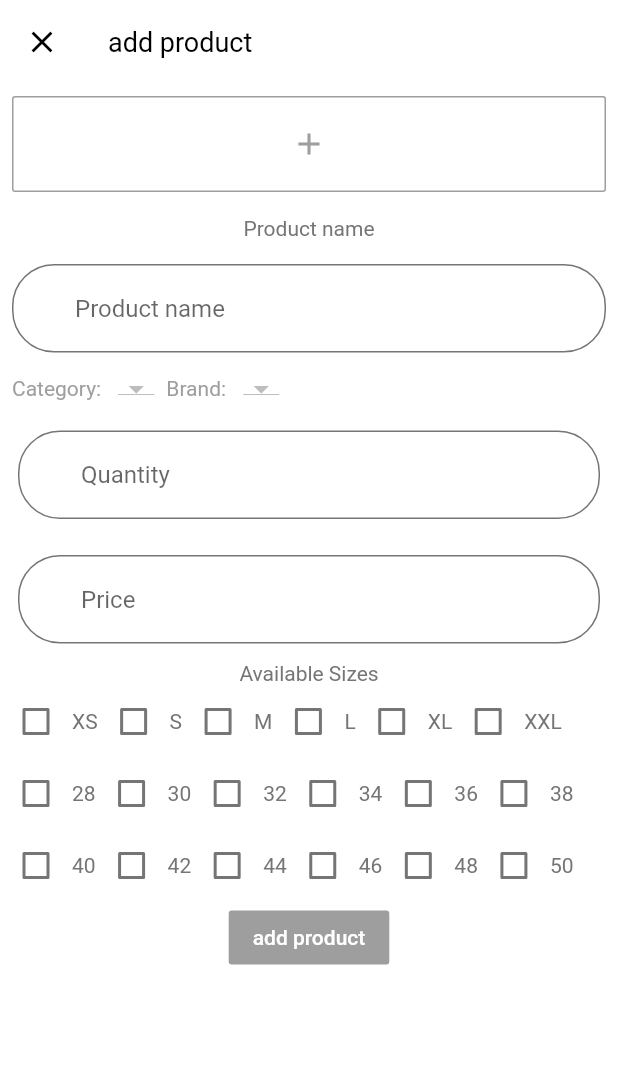
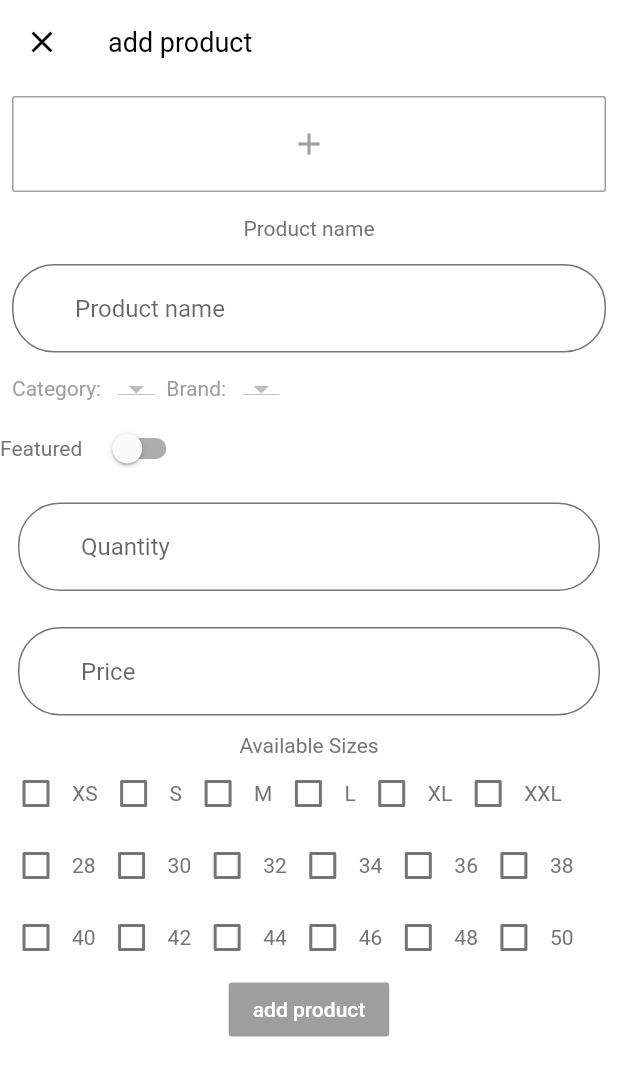
Before and after one commit to clicker0124/sportapp01, a Flutter app: the AddProduct screen opened directly, on a phone screen of 412 x 824 dp. Shown: the top 1076 px of the screen. Run offline on Flutter 3.47's test engine with Material 2 defaults, Android fonts, the phone set to English and light mode, and no system bars; our stand-ins replace cloud_firestore, firebase_auth, firebase_core, firebase_storage, flutter_svg, fluttertoast and 1 more; accounts and stored records are empty; Roboto replaces fonts that are missing (Arial).

Commit message:
All product garch irsen, Firestore oos unshsan

```diff
--- a/lib/db/brand.dart
+++ b/lib/db/brand.dart
@@ -1,6 +1,5 @@
 import 'package:cloud_firestore/cloud_firestore.dart';
 import 'package:uuid/uuid.dart';
-import 'dart:convert';
 
 class BrandService {
   FirebaseFirestore _firestore = FirebaseFirestore.instance;
--- a/lib/models/Product.dart
+++ b/lib/models/Product.dart
@@ -1,160 +1,103 @@
-import 'package:flutter/material.dart';
-import 'package:cloud_firestore/cloud_firestore.dart';
-
-// class Product{
-// //  constants
-//   static const String BRAND = 'brand';
-//   static const String CATEGORY = 'category';
-//   // static const String COLORS = 'colors';
-//   // static const String FEATURED = 'featured';
-//   static const String ID = 'id';
-//   static const String NAME = 'name';
-//   static const String PICTURE = 'picture';
-//   static const String PRICE = 'price';
-//   static const String QUANTITY = 'quantity';
-//   // static const String SALE = 'sale';
-//   static const String SIZE = 'size';
-
-// //  private variables
-//   String _brand;
-//   String _category;
-//   String _id;
-//   String _name;
-//   String _picture;
-//   double _price;
-//   int _quantity;
-//   // List<String> _colors;
-//   List<String> _size;
-//   // bool _featured;
-//   // bool _sale;
-
-// //  getters
-//   String get brand => _brand;
-//   String get category => _category;
-//   String get id => _id;
-//   String get name => _name;
-//   String get picture => _picture;
-//   double get price => _price;
-//   int get quantity => _quantity;
-//   // List<String> get colors => _colors;
-//   List<String> get size => _size;
-//   // bool get featured => _featured;
-//   // bool get sale => _sale;
-
-//   Product.fromSnapshot(DocumentSnapshot snapshot){
-//     // _featured = snapshot.data[FEATURED];
-//     _brand = snapshot.data[BRAND];
-//     _category = snapshot.data[CATEGORY];
-//     _id = snapshot.data[ID];
-//     _name = snapshot.data[NAME];
-//     _picture = snapshot.data[PICTURE];
-//     _price = snapshot.data[PRICE];
-//     // _colors = snapshot.data[COLORS];
-//     _size = snapshot.data[SIZE];
-//     // _sale = snapshot.data[SALE];
-//     _quantity = snapshot.data[QUANTITY];
-//   }
-
-// }
 class Product {
-  final int id;
-  final String title, description;
-  final List<String> images;
-  final List<Color> colors;
-  final double rating, price;
-  final bool isFavourite, isPopular;
+  final String brand;
+  final String category;
+  final String id;
+  final String name;
+  final String picture;
+  final double price;
+  final int quantity;
+  // final int sizes;
 
   Product({
+    required this.quantity,
+    // required this.sizes,
+    required this.brand,
+    required this.category,
     required this.id,
-    required this.images,
-    required this.colors,
-    this.rating = 0.0,
-    this.isFavourite = false,
-    this.isPopular = false,
-    required this.title,
+    required this.name,
+    required this.picture,
     required this.price,
-    required this.description,
   });
 }
 
 // Our demo Products
 
-List<Product> demoProducts = [
-  // Product(
-  //   id: 1,
-  //   images: [
-  //     "assets/images/ps4_console_white_1.png",
-  //     "assets/images/ps4_console_white_2.png",
-  //     "assets/images/ps4_console_white_3.png",
-  //     "assets/images/ps4_console_white_4.png",
-  //   ],
-  //   colors: [
-  //     Color(0xFFF6625E),
-  //     Color(0xFF836DB8),
-  //     Color(0xFFDECB9C),
-  //     Colors.white,
-  //   ],
-  //   title: "Wireless Controller for PS4™",
-  //   price: 64.99,
-  //   description: description,
-  //   rating: 4.8,
-  //   isFavourite: true,
-  //   isPopular: true,
-  // ),
-  // Product(
-  //   id: 2,
-  //   images: [
-  //     "assets/images/Image Popular Product 2.png",
-  //   ],
-  //   colors: [
-  //     Color(0xFFF6625E),
-  //     Color(0xFF836DB8),
-  //     Color(0xFFDECB9C),
-  //     Colors.white,
-  //   ],
-  //   title: "Nike Sport White - Man Pant",
-  //   price: 50.5,
-  //   description: description,
-  //   rating: 4.1,
-  //   isPopular: true,
-  // ),
-  // Product(
-  //   id: 3,
-  //   images: [
-  //     "assets/images/glap.png",
-  //   ],
-  //   colors: [
-  //     Color(0xFFF6625E),
-  //     Color(0xFF836DB8),
-  //     Color(0xFFDECB9C),
-  //     Colors.white,
-  //   ],
-  //   title: "Gloves XC Omega - Polygon",
-  //   price: 36.55,
-  //   description: description,
-  //   rating: 4.1,
-  //   isFavourite: true,
-  //   isPopular: true,
-  // ),
-  // Product(
-  //   id: 4,
-  //   images: [
-  //     "assets/images/wireless headset.png",
-  //   ],
-  //   colors: [
-  //     Color(0xFFF6625E),
-  //     Color(0xFF836DB8),
-  //     Color(0xFFDECB9C),
-  //     Colors.white,
-  //   ],
-  //   title: "Logitech Head",
-  //   price: 20.20,
-  //   description: description,
-  //   rating: 4.1,
-  //   isFavourite: true,
-  //   isPopular: true,
-  // ),
-];
+// List<Product> demoProducts = [
+//   Product(
+//     id: 1,
+//     images: [
+//       "assets/images/ps4_console_white_1.png",
+//       "assets/images/ps4_console_white_2.png",
+//       "assets/images/ps4_console_white_3.png",
+//       "assets/images/ps4_console_white_4.png",
+//     ],
+//     colors: [
+//       Color(0xFFF6625E),
+//       Color(0xFF836DB8),
+//       Color(0xFFDECB9C),
+//       Colors.white,
+//     ],
+//     title: "Wireless Controller for PS4™",
+//     price: 64.99,
+//     description: description,
+//     rating: 4.8,
+//     isFavourite: true,
+//     isPopular: true,
+//   ),
+//   Product(
+//     id: 2,
+//     images: [
+//       "https://firebasestorage.googleapis.com/v0/b/sportproduct-68e37.appspot.com/o/11639730385920.jpg?alt=media&token=bc912e11-c981-4932-a9ac-b7be8e879e4b",
+//     ],
+//     colors: [
+//       Color(0xFFF6625E),
+//       Color(0xFF836DB8),
+//       Color(0xFFDECB9C),
+//       Colors.white,
+//     ],
+//     title: "Nike Sport White - Man Pant",
+//     price: 50.5,
+//     description: description,
+//     rating: 4.1,
+//     isPopular: true,
+//   ),
+//   Product(
+//     id: 3,
+//     images: [
+//       "assets/images/glap.png",
+//     ],
+//     colors: [
+//       Color(0xFFF6625E),
+//       Color(0xFF836DB8),
+//       Color(0xFFDECB9C),
+//       Colors.white,
+//     ],
+//     title: "Gloves XC Omega - Polygon",
+//     price: 36.55,
+//     description: description,
+//     rating: 4.1,
+//     isFavourite: true,
+//     isPopular: true,
+//   ),
+//   Product(
+//     id: 4,
+//     images: [
+//       "assets/images/wireless headset.png",
+//     ],
+//     colors: [
+//       Color(0xFFF6625E),
+//       Color(0xFF836DB8),
+//       Color(0xFFDECB9C),
+//       Colors.white,
+//     ],
+//     title: "Logitech Head",
+//     price: 20.20,
+//     description: description,
+//     rating: 4.1,
+//     isFavourite: true,
+//     isPopular: true,
+//   ),
+// ];
 
-const String description =
-    "Wireless Controller for PS4™ gives you what you want in your gaming from over precision control your games to sharing …";
+// const String description =
+//     "Wireless Controller for PS4™ gives you what you want in your gaming from over precision control your games to sharing …";
--- a/lib/models/product1.dart
+++ b/lib/models/product1.dart
@@ -8,29 +8,32 @@ class Product {
   static const BRAND = 'brand';
   static const QUANTITY = 'quantity';
   static const SIZES = 'sizes';
+  static const FEATURED = 'featured';
   static const PICTURE = 'picture';
 
-  String _id;
-  String _category;
-  String _name;
-  String _brand;
-  String _picture;
-  double _price;
-  int _quantity;
-  List _sizes;
+  String? _id;
+  String? _category;
+  String? _name;
+  String? _brand;
+  String? _picture;
+  double? _price;
+  int? _quantity;
+  List? _sizes;
+  bool? _featured;
 
 //  getters
-  String get id => _id;
-  String get category => _category;
-  String get name => _name;
-  String get brand => _brand;
-  String get imageUrl => _picture;
-  double get price => _price;
-  int get quantity => _quantity;
-  List get sizes => _sizes;
+  String? get id => _id;
+  String? get category => _category;
+  String? get name => _name;
+  String? get brand => _brand;
+  String? get imageUrl => _picture;
+  double? get price => _price;
+  int? get quantity => _quantity;
+  List? get sizes => _sizes;
+  bool? get featured => _featured;
 
   Product.fromSnapshot(DocumentSnapshot snapshot) {
-    Map data = snapshot.data;
+    Map data = snapshot.data as Map;
     _id = data[ID];
     _category = data[CATEGORY];
     _name = data[NAME];
@@ -39,5 +42,6 @@ class Product {
     _quantity = data[QUANTITY];
     _sizes = data[SIZES];
     _picture = data[PICTURE];
+    _featured = data[FEATURED];
   }
 }
--- a/lib/screens/add_product/add_product.dart
+++ b/lib/screens/add_product/add_product.dart
@@ -2,6 +2,7 @@ import 'dart:io';
 import 'package:firebase_storage/firebase_storage.dart';
 import 'package:flutter/material.dart';
 import 'package:cloud_firestore/cloud_firestore.dart';
+import 'package:fluttertoast/fluttertoast.dart';
 import 'package:image_picker/image_picker.dart';
 import 'package:shop_app/db/product.dart';
 import '../../db/catergory.dart';
@@ -36,6 +37,7 @@ class _AddProductState extends State<AddProduct> {
   File? _image1;
 
   bool isLoading = false;
+  bool featured = false;
 
   @override
   void initState() {
@@ -161,6 +163,21 @@ class _AddProductState extends State<AddProduct> {
                           onChanged: changeSelectedBrand,
                           value: _currentBrand,
                         ),
+                      ],
+                    ),
+                    Row(
+                      children: <Widget>[
+                        Text('Featured'),
+                        SizedBox(
+                          width: 10,
+                        ),
+                        Switch(
+                            value: featured,
+                            onChanged: (value) {
+                              setState(() {
+                                featured = value;
+                              });
+                            }),
                       ],
                     ),
                     Padding(
@@ -399,6 +416,7 @@ class _AddProductState extends State<AddProduct> {
               "quantity": int.parse(quatityController.text),
               "brand": _currentBrand,
               "category": _currentCategory,
+              'featured': featured,
             });
             _formKey.currentState!.reset();
             setState(() => isLoading = false);
@@ -410,7 +428,7 @@ class _AddProductState extends State<AddProduct> {
       } else {
         setState(() => isLoading = false);
 
-//        Fluttertoast.showToast(msg: 'Baraa amjilttai nemebdlee');
+        Fluttertoast.showToast(msg: 'Baraa amjilttai nemebdlee');
       }
     }
   }
--- a/lib/screens/cart/components/cart_card.dart
+++ b/lib/screens/cart/components/cart_card.dart
@@ -26,7 +26,7 @@ class CartCard extends StatelessWidget {
                 color: Color(0xFFF5F6F9),
                 borderRadius: BorderRadius.circular(15),
               ),
-              child: Image.asset(cart.product.images[0]),
+              child: Image.network(cart.product.picture),
             ),
           ),
         ),
@@ -35,7 +35,7 @@ class CartCard extends StatelessWidget {
           crossAxisAlignment: CrossAxisAlignment.start,
           children: [
             Text(
-              cart.product.title,
+              cart.product.name,
               style: TextStyle(color: Colors.black, fontSize: 16),
               maxLines: 2,
             ),
--- a/lib/screens/cart/components/check_out_card.dart
+++ b/lib/screens/cart/components/check_out_card.dart
@@ -1,8 +1,6 @@
 import 'package:flutter/material.dart';
-import 'package:flutter_svg/flutter_svg.dart';
 import 'package:shop_app/components/default_button.dart';
 
-import '../../../constants.dart';
 import '../../../size_config.dart';
 
 class CheckoutCard extends StatelessWidget {
--- a/lib/screens/details/components/body.dart
+++ b/lib/screens/details/components/body.dart
@@ -3,7 +3,6 @@ import 'package:shop_app/components/default_button.dart';
 import 'package:shop_app/models/Product.dart';
 import 'package:shop_app/size_config.dart';
 
-import 'color_dots.dart';
 import 'product_description.dart';
 import 'top_rounded_container.dart';
 import 'product_images.dart';
@@ -42,7 +41,6 @@ class Body extends StatelessWidget {
                         print(product.id);
                       } on Exception catch (e) {
                         print(e);
-                        // TODO
                       }
                     },
                   ),
--- a/lib/screens/home/components/body.dart
+++ b/lib/screens/home/components/body.dart
@@ -18,10 +18,8 @@ class Body extends StatelessWidget {
             SizedBox(height: getProportionateScreenHeight(1)),
             HomeHeader(),
             SizedBox(height: getProportionateScreenWidth(10)),
-            //Categories(),
-            // SpecialOffers(),
             SizedBox(height: getProportionateScreenWidth(10)),
-            PopularProducts(),
+            PopularProduct(),
             SizedBox(height: getProportionateScreenWidth(30)),
           ],
         ),
--- a/pubspec.yaml
+++ b/pubspec.yaml
@@ -39,6 +39,7 @@ dependencies:
   uuid: ^3.0.5
   fluttertoast: ^8.0.8
   flutter_typeahead: ^3.2.4
+  flutter_spinkit: ^5.1.0
 
 dev_dependencies:
   flutter_test:
```
Also changed, not shown: lib/components/product_card.dart (+3 -26 lines), lib/db/dbmodel.dart (added, +48 -0 lines), lib/db/products.dart (added, +38 -0 lines), lib/models/Cart.dart (+3 -6 lines), lib/screens/details/components/color_dots.dart (+7 -7 lines), lib/screens/details/components/product_description.dart (+5 -5 lines), lib/screens/details/components/product_images.dart (+9 -9 lines), lib/screens/details/details_screen.dart (+4 -4 lines), lib/screens/home/components/categories.dart (+65 -65 lines), lib/screens/home/components/popular_product.dart (+29 -6 lines), lib/provider/app_provider.dart (added), pubspec.lock.
